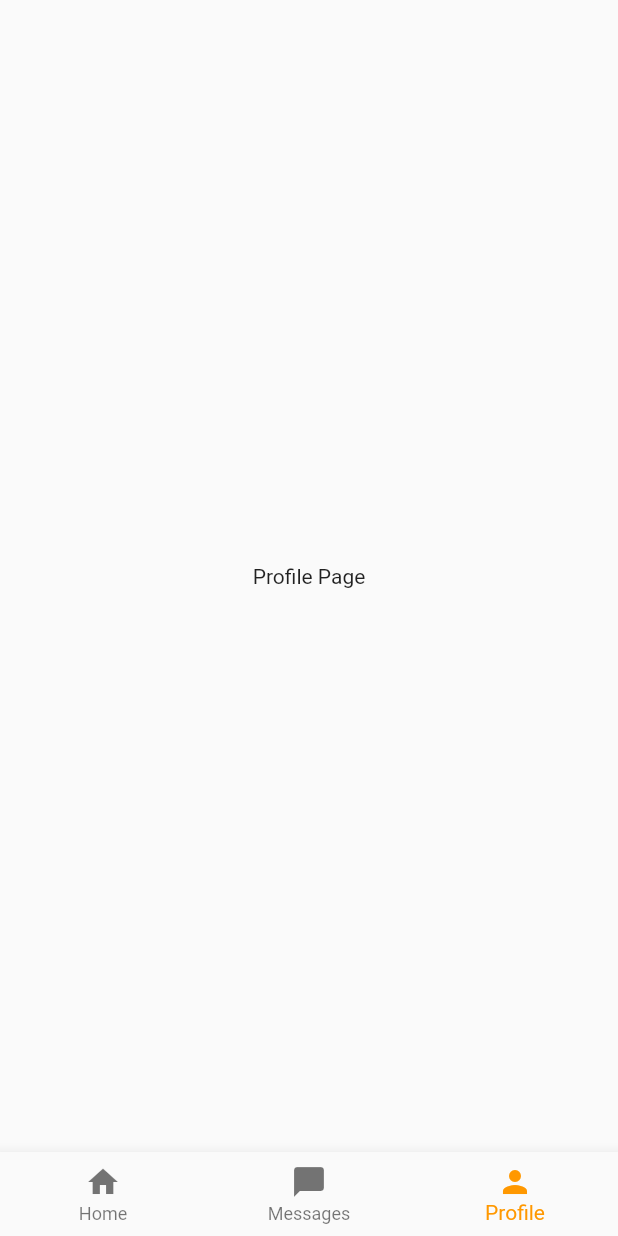
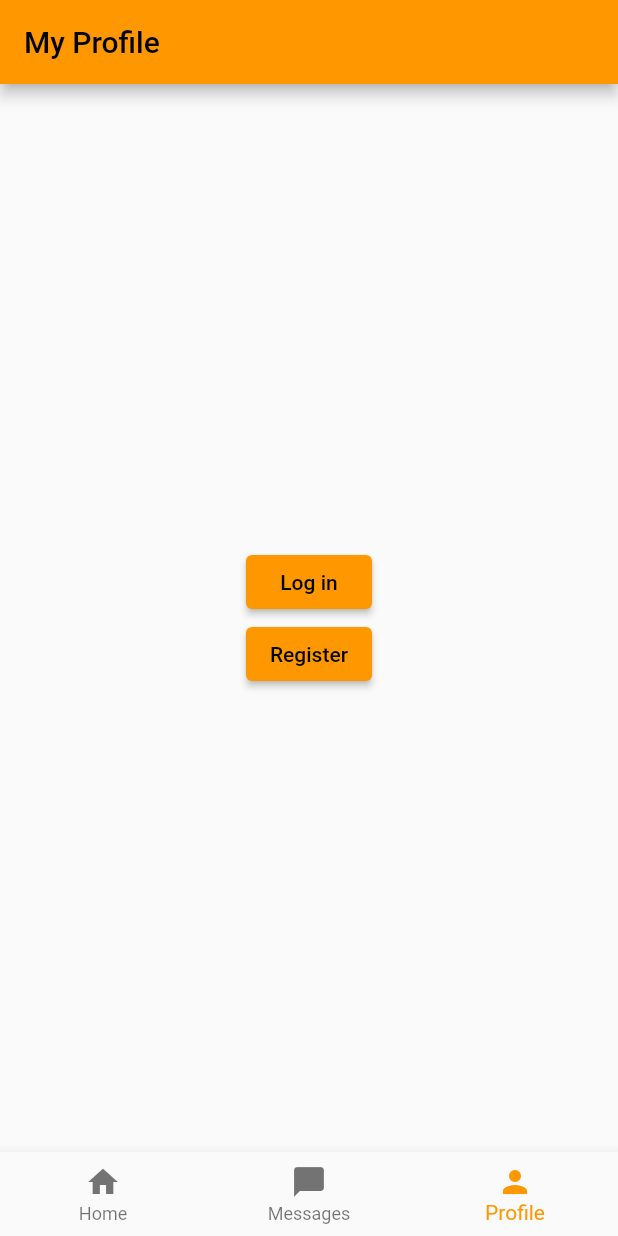
Before and after one commit to imbactbulletz/auth_wall, a Flutter app: the screen it shows after launch, item 3 of the bottom bar chosen, on a phone screen of 412 x 824 dp. Run offline on Flutter 3.47's test engine with Material 2 defaults, Android fonts, the phone set to English and light mode, and no system bars; drawn by our look-alikes of flutter_platform_widgets; our stand-ins replace auto_route; generated files the repository leaves out were written again.

Commit message:
Implement profile page functionality and navigation

```diff
--- a/lib/profile/ProfilePage.dart
+++ b/lib/profile/ProfilePage.dart
@@ -1,13 +1,56 @@
+import 'package:auth_wall/navigation/Navigation.gr.dart';
+import 'package:auto_route/auto_route.dart';
 import 'package:flutter/material.dart';
+import 'package:flutter_platform_widgets/flutter_platform_widgets.dart';
 import '../util/widgets/MaxSizedBox.dart';
 
 class ProfilePage extends StatelessWidget {
   const ProfilePage({Key? key}) : super(key: key);
 
   @override
-  Widget build(BuildContext context) => const MaxSizedBox(
-      child: Center(
-        child: Text("Profile Page"),
+  Widget build(BuildContext context) => MaxSizedBox(
+          child: Center(
+        child: Column(
+          children: [
+            PlatformAppBar(
+              title: const Text("My Profile"),
+            ),
+            const Spacer(),
+            IntrinsicWidth(
+              child: Column(
+                crossAxisAlignment: CrossAxisAlignment.stretch,
+                children: [
+                  PlatformElevatedButton(
+                    child: const Text("Log in"),
+                    onPressed: () => AutoRouter.of(context).push(const LoginRoute()),
+                  ),
+                  PlatformElevatedButton(
+                    child: const Text("Register"),
+                    onPressed: () => showFeatureNotImplementedDialog(context),
+                  )
+                ],
+              ),
+            ),
+            const Spacer(),
+          ],
+        ),
       ));
 
+  void showFeatureNotImplementedDialog(BuildContext context) =>
+    showPlatformDialog(
+        context: context,
+        builder: (_) =>
+            PlatformAlertDialog(
+              title: const Text("Not implemented"),
+              content: const Text("This feature is not implemented yet"),
+              actions: [
+                PlatformDialogAction(
+                  child: const Text("Alright"),
+                  onPressed: () => {
+                    AutoRouter.of(context).pop()
+                  },
+                )
+              ],
+            )
+    );
 }
```
